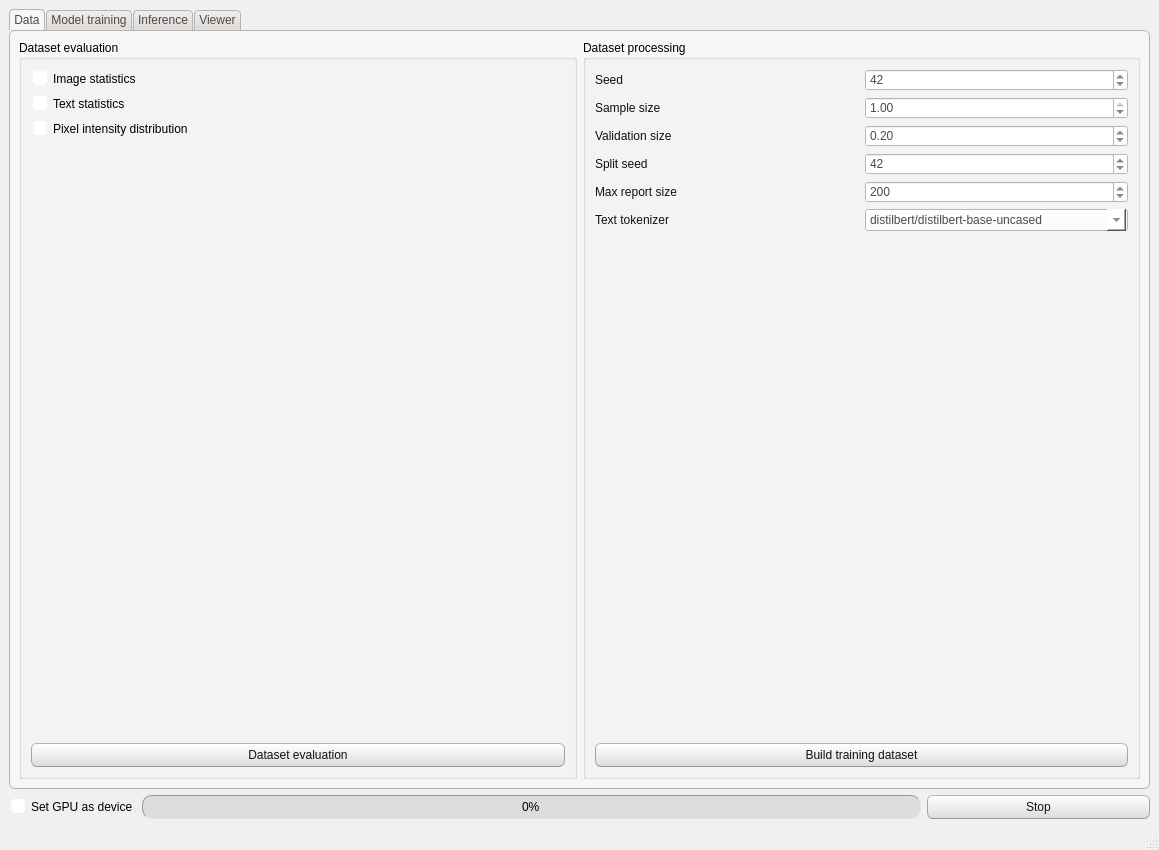
CTCycle/XREPORT-radiological-reports-generator, file XREPORT/app/src/window_layout.ui: the form before one commit.
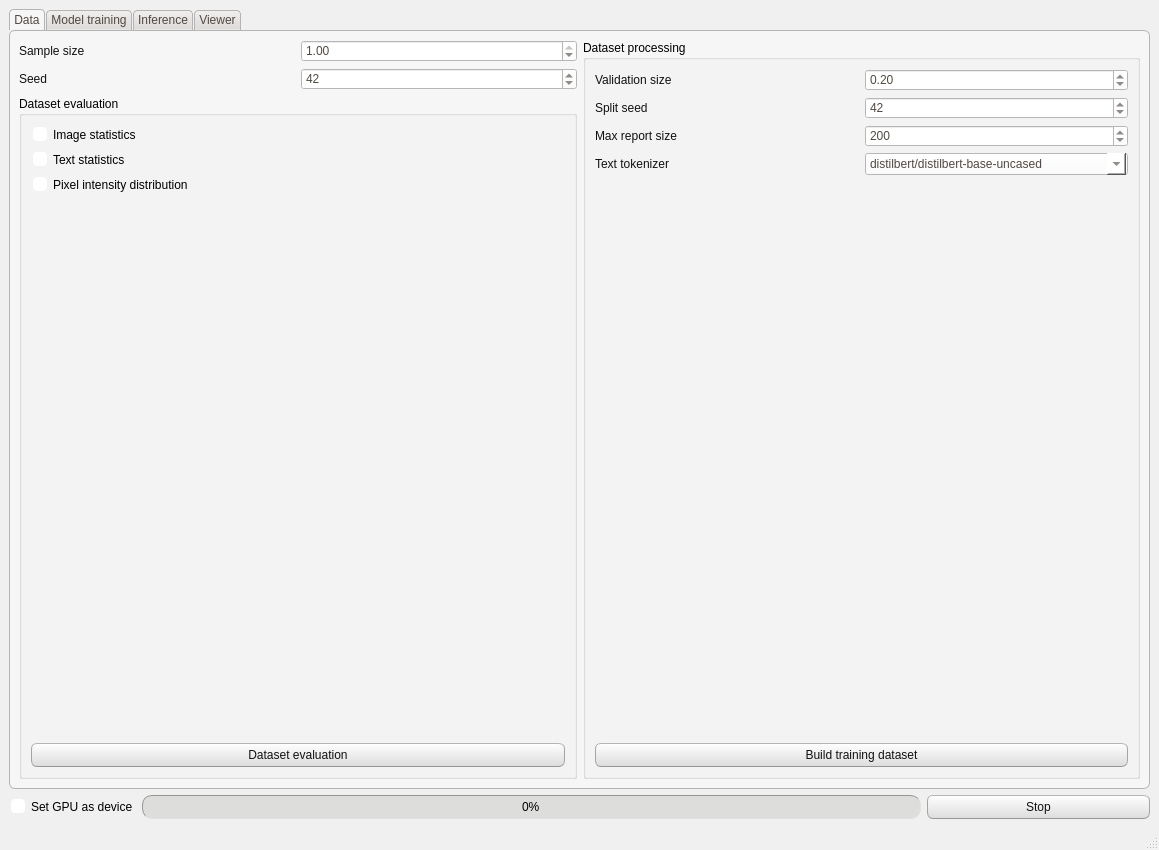
The form after the commit.

Commit message: improved ui, fixed issue with report truncation in generator

What changed in the file:
```diff
--- a/XREPORT/app/src/window_layout.ui
+++ b/XREPORT/app/src/window_layout.ui
@@ -553,10 +553,61 @@
        <attribute name="title">
         <string>Data</string>
        </attribute>
-       <layout class="QVBoxLayout" name="verticalLayout_8">
-        <item>
          <layout class="QHBoxLayout" name="horizontalLayout_15">
           <item>
+         <layout class="QVBoxLayout" name="verticalLayout_8">
+          <item>
+           <layout class="QHBoxLayout" name="horizontalLayout">
+            <item>
+             <widget class="QLabel" name="SSLabel">
+              <property name="text">
+               <string>Sample size</string>
+              </property>
+             </widget>
+            </item>
+            <item>
+             <widget class="QDoubleSpinBox" name="sampleSize">
+              <property name="minimum">
+               <double>0.010000000000000</double>
+              </property>
+              <property name="maximum">
+               <double>1.000000000000000</double>
+              </property>
+              <property name="singleStep">
+               <double>0.050000000000000</double>
+              </property>
+              <property name="value">
+               <double>1.000000000000000</double>
+              </property>
+             </widget>
+            </item>
+           </layout>
+          </item>
+          <item>
+           <layout class="QHBoxLayout" name="horizontalLayout_31">
+            <item>
+             <widget class="QLabel" name="seedLabel">
+              <property name="text">
+               <string>Seed</string>
+              </property>
+             </widget>
+            </item>
+            <item>
+             <widget class="QSpinBox" name="seed">
+              <property name="minimum">
+               <number>1</number>
+              </property>
+              <property name="maximum">
+               <number>999999</number>
+              </property>
+              <property name="value">
+               <number>42</number>
+              </property>
+             </widget>
+            </item>
+           </layout>
+          </item>
+          <item>
            <widget class="QGroupBox" name="groupBox_5">
             <property name="title">
              <string>Dataset evaluation</string>
@@ -606,63 +657,14 @@
             </layout>
            </widget>
           </item>
+         </layout>
+        </item>
           <item>
            <widget class="QGroupBox" name="datasetEvalGroup">
             <property name="title">
              <string>Dataset processing</string>
             </property>
             <layout class="QVBoxLayout" name="verticalLayout">
-             <item>
-              <layout class="QHBoxLayout" name="horizontalLayout_31">
-               <item>
-                <widget class="QLabel" name="seedLabel">
-                 <property name="text">
-                  <string>Seed</string>
-                 </property>
-                </widget>
-               </item>
-               <item>
-                <widget class="QSpinBox" name="seed">
-                 <property name="minimum">
-                  <number>1</number>
-                 </property>
-                 <property name="maximum">
-                  <number>999999</number>
-                 </property>
-                 <property name="value">
-                  <number>42</number>
-                 </property>
-                </widget>
-               </item>
-              </layout>
-             </item>
-             <item>
-              <layout class="QHBoxLayout" name="horizontalLayout">
-               <item>
-                <widget class="QLabel" name="SSLabel">
-                 <property name="text">
-                  <string>Sample size</string>
-                 </property>
-                </widget>
-               </item>
-               <item>
-                <widget class="QDoubleSpinBox" name="sampleSize">
-                 <property name="minimum">
-                  <double>0.010000000000000</double>
-                 </property>
-                 <property name="maximum">
-                  <double>1.000000000000000</double>
-                 </property>
-                 <property name="singleStep">
-                  <double>0.050000000000000</double>
-                 </property>
-                 <property name="value">
-                  <double>1.000000000000000</double>
-                 </property>
-                </widget>
-               </item>
-              </layout>
-             </item>
              <item>
               <layout class="QHBoxLayout" name="horizontalLayout_2">
                <item>
@@ -784,8 +786,6 @@
              </item>
             </layout>
            </widget>
-          </item>
-         </layout>
         </item>
        </layout>
       </widget>
```
Lines whose indentation alone changed are shown as unchanged. The commit also changes 3 other files.
